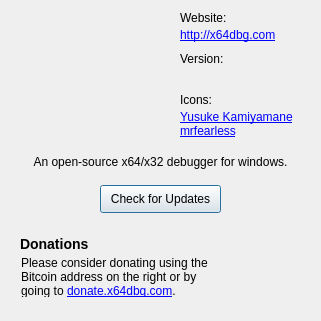
Before: the Qt Designer form src/gui/Src/Gui/AboutDialog.ui in x64dbg/x64dbg, drawn with Qt 5.
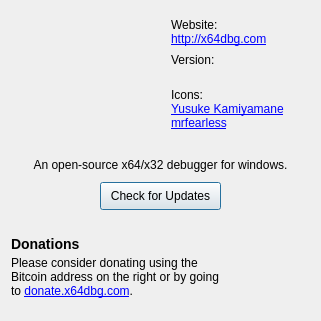
After: the same form once the commit is applied. Icons and pictures are not drawn.

Commit message: GUI: re-did the AboutDialog with layouts

```diff
--- a/src/gui/Src/Gui/AboutDialog.ui
+++ b/src/gui/Src/Gui/AboutDialog.ui
@@ -17,14 +17,35 @@
    <iconset resource="../../resource.qrc">
     <normaloff>:/icons/images/information.png</normaloff>:/icons/images/information.png</iconset>
   </property>
+  <layout class="QVBoxLayout" name="verticalLayout_7">
+   <item>
+    <layout class="QHBoxLayout" name="horizontalLayout">
+     <item>
+      <spacer name="horizontalSpacer_3">
+       <property name="orientation">
+        <enum>Qt::Horizontal</enum>
+       </property>
+       <property name="sizeHint" stdset="0">
+        <size>
+         <width>40</width>
+         <height>20</height>
+        </size>
+       </property>
+      </spacer>
+     </item>
+     <item>
   <widget class="QLabel" name="lblLogoImage">
-   <property name="geometry">
-    <rect>
-     <x>40</x>
-     <y>17</y>
+       <property name="minimumSize">
+        <size>
      <width>128</width>
      <height>128</height>
-    </rect>
+        </size>
+       </property>
+       <property name="maximumSize">
+        <size>
+         <width>128</width>
+         <height>128</height>
+        </size>
    </property>
    <property name="text">
     <string/>
@@ -35,46 +56,34 @@
    <property name="scaledContents">
     <bool>true</bool>
    </property>
-  </widget>
-  <widget class="QLabel" name="lblWebsite">
-   <property name="geometry">
-    <rect>
-     <x>180</x>
-     <y>27</y>
-     <width>101</width>
-     <height>16</height>
-    </rect>
-   </property>
-   <property name="cursor">
-    <cursorShape>PointingHandCursor</cursorShape>
-   </property>
-   <property name="styleSheet">
-    <string notr="true"/>
-   </property>
-   <property name="inputMethodHints">
-    <set>Qt::ImhUrlCharactersOnly</set>
-   </property>
-   <property name="text">
-    <string>&lt;a href=&quot;http://x64dbg.com&quot;&gt;http://x64dbg.com&lt;/a&gt;</string>
-   </property>
-   <property name="textFormat">
-    <enum>Qt::RichText</enum>
-   </property>
-   <property name="openExternalLinks">
-    <bool>true</bool>
-   </property>
-   <property name="textInteractionFlags">
-    <set>Qt::LinksAccessibleByMouse</set>
-   </property>
-  </widget>
+       <property name="alignment">
+        <set>Qt::AlignCenter</set>
+       </property>
+      </widget>
+     </item>
+     <item>
+      <layout class="QVBoxLayout" name="verticalLayout_4">
+       <property name="spacing">
+        <number>0</number>
+       </property>
+       <property name="topMargin">
+        <number>0</number>
+       </property>
+       <item>
+        <layout class="QVBoxLayout" name="verticalLayout">
+         <property name="spacing">
+          <number>0</number>
+         </property>
+         <property name="sizeConstraint">
+          <enum>QLayout::SetDefaultConstraint</enum>
+         </property>
+         <item>
   <widget class="QLabel" name="lblWebsiteTitle">
-   <property name="geometry">
-    <rect>
-     <x>180</x>
-     <y>10</y>
-     <width>101</width>
-     <height>16</height>
-    </rect>
+           <property name="sizePolicy">
+            <sizepolicy hsizetype="Preferred" vsizetype="Maximum">
+             <horstretch>0</horstretch>
+             <verstretch>0</verstretch>
+            </sizepolicy>
    </property>
    <property name="styleSheet">
     <string notr="true"/>
@@ -89,14 +98,52 @@
     <bool>true</bool>
    </property>
   </widget>
+         </item>
+         <item>
+          <widget class="QLabel" name="lblWebsite">
+           <property name="sizePolicy">
+            <sizepolicy hsizetype="Preferred" vsizetype="Maximum">
+             <horstretch>0</horstretch>
+             <verstretch>0</verstretch>
+            </sizepolicy>
+           </property>
+           <property name="cursor">
+            <cursorShape>PointingHandCursor</cursorShape>
+           </property>
+           <property name="styleSheet">
+            <string notr="true"/>
+           </property>
+           <property name="inputMethodHints">
+            <set>Qt::ImhUrlCharactersOnly</set>
+           </property>
+           <property name="text">
+            <string>&lt;a href=&quot;http://x64dbg.com&quot;&gt;http://x64dbg.com&lt;/a&gt;</string>
+           </property>
+           <property name="textFormat">
+            <enum>Qt::RichText</enum>
+           </property>
+           <property name="openExternalLinks">
+            <bool>true</bool>
+           </property>
+           <property name="textInteractionFlags">
+            <set>Qt::LinksAccessibleByMouse</set>
+           </property>
+          </widget>
+         </item>
+        </layout>
+       </item>
+       <item>
+        <layout class="QVBoxLayout" name="verticalLayout_2">
+         <property name="spacing">
+          <number>0</number>
+         </property>
+         <item>
   <widget class="QLabel" name="lblVersionTitle">
-   <property name="geometry">
-    <rect>
-     <x>180</x>
-     <y>51</y>
-     <width>101</width>
-     <height>16</height>
-    </rect>
+           <property name="sizePolicy">
+            <sizepolicy hsizetype="Preferred" vsizetype="Maximum">
+             <horstretch>0</horstretch>
+             <verstretch>0</verstretch>
+            </sizepolicy>
    </property>
    <property name="styleSheet">
     <string notr="true"/>
@@ -111,14 +158,14 @@
     <bool>true</bool>
    </property>
   </widget>
+         </item>
+         <item>
   <widget class="QLabel" name="lblVersion">
-   <property name="geometry">
-    <rect>
-     <x>180</x>
-     <y>68</y>
-     <width>141</width>
-     <height>16</height>
-    </rect>
+           <property name="sizePolicy">
+            <sizepolicy hsizetype="Preferred" vsizetype="Maximum">
+             <horstretch>0</horstretch>
+             <verstretch>0</verstretch>
+            </sizepolicy>
    </property>
    <property name="styleSheet">
     <string notr="true"/>
@@ -136,14 +183,114 @@
     <set>Qt::NoTextInteraction</set>
    </property>
   </widget>
+         </item>
+        </layout>
+       </item>
+       <item>
+        <layout class="QVBoxLayout" name="verticalLayout_3">
+         <property name="spacing">
+          <number>0</number>
+         </property>
+         <item>
+          <widget class="QLabel" name="lblIconsTitle">
+           <property name="sizePolicy">
+            <sizepolicy hsizetype="Preferred" vsizetype="Maximum">
+             <horstretch>0</horstretch>
+             <verstretch>0</verstretch>
+            </sizepolicy>
+           </property>
+           <property name="styleSheet">
+            <string notr="true"/>
+           </property>
+           <property name="inputMethodHints">
+            <set>Qt::ImhUrlCharactersOnly</set>
+           </property>
+           <property name="text">
+            <string>Icons:</string>
+           </property>
+           <property name="openExternalLinks">
+            <bool>true</bool>
+           </property>
+          </widget>
+         </item>
+         <item>
+          <widget class="QLabel" name="lblIcons">
+           <property name="sizePolicy">
+            <sizepolicy hsizetype="Preferred" vsizetype="Maximum">
+             <horstretch>0</horstretch>
+             <verstretch>0</verstretch>
+            </sizepolicy>
+           </property>
+           <property name="cursor">
+            <cursorShape>PointingHandCursor</cursorShape>
+           </property>
+           <property name="styleSheet">
+            <string notr="true"/>
+           </property>
+           <property name="inputMethodHints">
+            <set>Qt::ImhUrlCharactersOnly</set>
+           </property>
+           <property name="text">
+            <string>&lt;html&gt;&lt;head/&gt;&lt;body&gt;&lt;p&gt;&lt;a href=&quot;http://p.yusukekamiyamane.com&quot;&gt;&lt;span style=&quot; text-decoration: underline; color:#0000ff;&quot;&gt;Yusuke Kamiyamane&lt;/span&gt;&lt;/a&gt;&lt;br/&gt;&lt;a href=&quot;https://github.com/mrfearless&quot;&gt;&lt;span style=&quot; text-decoration: underline; color:#0000ff;&quot;&gt;mrfearless&lt;/span&gt;&lt;/a&gt;&lt;/p&gt;&lt;/body&gt;&lt;/html&gt;</string>
+           </property>
+           <property name="textFormat">
+            <enum>Qt::RichText</enum>
+           </property>
+           <property name="alignment">
+            <set>Qt::AlignLeading|Qt::AlignLeft|Qt::AlignTop</set>
+           </property>
+           <property name="openExternalLinks">
+            <bool>true</bool>
+           </property>
+           <property name="textInteractionFlags">
+            <set>Qt::LinksAccessibleByMouse</set>
+           </property>
+          </widget>
+         </item>
+        </layout>
+       </item>
+      </layout>
+     </item>
+     <item>
+      <spacer name="horizontalSpacer_4">
+       <property name="orientation">
+        <enum>Qt::Horizontal</enum>
+       </property>
+       <property name="sizeHint" stdset="0">
+        <size>
+         <width>40</width>
+         <height>20</height>
+        </size>
+       </property>
+      </spacer>
+     </item>
+    </layout>
+   </item>
+   <item>
+    <layout class="QVBoxLayout" name="verticalLayout_5">
+     <property name="spacing">
+      <number>10</number>
+     </property>
+     <item>
+      <spacer name="verticalSpacer">
+       <property name="orientation">
+        <enum>Qt::Vertical</enum>
+       </property>
+       <property name="sizeHint" stdset="0">
+        <size>
+         <width>20</width>
+         <height>40</height>
+        </size>
+       </property>
+      </spacer>
+     </item>
+     <item>
   <widget class="QLabel" name="lblAbout">
-   <property name="geometry">
-    <rect>
-     <x>0</x>
-     <y>152</y>
-     <width>321</width>
-     <height>20</height>
-    </rect>
+       <property name="sizePolicy">
+        <sizepolicy hsizetype="Preferred" vsizetype="Preferred">
+         <horstretch>0</horstretch>
+         <verstretch>0</verstretch>
+        </sizepolicy>
    </property>
    <property name="styleSheet">
     <string notr="true"/>
@@ -161,33 +308,119 @@
     <bool>true</bool>
    </property>
   </widget>
+     </item>
+     <item>
+      <layout class="QHBoxLayout" name="horizontalLayout_2">
+       <item>
+        <spacer name="horizontalSpacer">
+         <property name="orientation">
+          <enum>Qt::Horizontal</enum>
+         </property>
+         <property name="sizeHint" stdset="0">
+          <size>
+           <width>40</width>
+           <height>20</height>
+          </size>
+         </property>
+        </spacer>
+       </item>
+       <item>
   <widget class="QPushButton" name="btnCheckUpdates">
-   <property name="geometry">
-    <rect>
-     <x>100</x>
-     <y>185</y>
+         <property name="sizePolicy">
+          <sizepolicy hsizetype="Expanding" vsizetype="Preferred">
+           <horstretch>0</horstretch>
+           <verstretch>0</verstretch>
+          </sizepolicy>
+         </property>
+         <property name="minimumSize">
+          <size>
      <width>121</width>
      <height>28</height>
-    </rect>
-   </property>
-   <property name="sizePolicy">
-    <sizepolicy hsizetype="Expanding" vsizetype="Fixed">
-     <horstretch>0</horstretch>
-     <verstretch>0</verstretch>
-    </sizepolicy>
+          </size>
    </property>
    <property name="text">
     <string>Check for Updates</string>
    </property>
   </widget>
+       </item>
+       <item>
+        <spacer name="horizontalSpacer_2">
+         <property name="orientation">
+          <enum>Qt::Horizontal</enum>
+         </property>
+         <property name="sizeHint" stdset="0">
+          <size>
+           <width>40</width>
+           <height>20</height>
+          </size>
+         </property>
+        </spacer>
+       </item>
+      </layout>
+     </item>
+     <item>
+      <spacer name="verticalSpacer_2">
+       <property name="orientation">
+        <enum>Qt::Vertical</enum>
+       </property>
+       <property name="sizeHint" stdset="0">
+        <size>
+         <width>20</width>
+         <height>40</height>
+        </size>
+       </property>
+      </spacer>
+     </item>
+    </layout>
+   </item>
+   <item>
+    <layout class="QHBoxLayout" name="horizontalLayout_3">
+     <property name="spacing">
+      <number>0</number>
+     </property>
+     <item>
+      <layout class="QVBoxLayout" name="verticalLayout_6">
+       <property name="spacing">
+        <number>0</number>
+       </property>
+       <property name="sizeConstraint">
+        <enum>QLayout::SetMaximumSize</enum>
+       </property>
+       <property name="topMargin">
+        <number>7</number>
+       </property>
+       <property name="bottomMargin">
+        <number>7</number>
+       </property>
+       <item>
+        <widget class="QLabel" name="lblDonationTitle">
+         <property name="sizePolicy">
+          <sizepolicy hsizetype="Preferred" vsizetype="Maximum">
+           <horstretch>0</horstretch>
+           <verstretch>0</verstretch>
+          </sizepolicy>
+         </property>
+         <property name="styleSheet">
+          <string notr="true"/>
+         </property>
+         <property name="inputMethodHints">
+          <set>Qt::ImhUrlCharactersOnly</set>
+         </property>
+         <property name="text">
+          <string>&lt;h3&gt;Donations&lt;/h3&gt;</string>
+         </property>
+         <property name="openExternalLinks">
+          <bool>true</bool>
+         </property>
+        </widget>
+       </item>
+       <item>
   <widget class="QLabel" name="lblDonation">
-   <property name="geometry">
-    <rect>
-     <x>21</x>
-     <y>256</y>
-     <width>201</width>
-     <height>41</height>
-    </rect>
+         <property name="sizePolicy">
+          <sizepolicy hsizetype="Preferred" vsizetype="Maximum">
+           <horstretch>0</horstretch>
+           <verstretch>0</verstretch>
+          </sizepolicy>
    </property>
    <property name="styleSheet">
     <string notr="true"/>
@@ -211,36 +444,28 @@
     <set>Qt::LinksAccessibleByMouse</set>
    </property>
   </widget>
-  <widget class="QLabel" name="lblDonationTitle">
-   <property name="geometry">
-    <rect>
-     <x>20</x>
-     <y>236</y>
-     <width>201</width>
-     <height>16</height>
-    </rect>
-   </property>
-   <property name="styleSheet">
-    <string notr="true"/>
-   </property>
-   <property name="inputMethodHints">
-    <set>Qt::ImhUrlCharactersOnly</set>
-   </property>
-   <property name="text">
-    <string>&lt;h3&gt;Donations&lt;/h3&gt;</string>
-   </property>
-   <property name="openExternalLinks">
-    <bool>true</bool>
-   </property>
-  </widget>
+       </item>
+      </layout>
+     </item>
+     <item>
   <widget class="QLabel" name="lblQrImage">
-   <property name="geometry">
-    <rect>
-     <x>230</x>
-     <y>230</y>
+       <property name="sizePolicy">
+        <sizepolicy hsizetype="Preferred" vsizetype="Preferred">
+         <horstretch>0</horstretch>
+         <verstretch>0</verstretch>
+        </sizepolicy>
+       </property>
+       <property name="minimumSize">
+        <size>
      <width>81</width>
      <height>81</height>
-    </rect>
+        </size>
+       </property>
+       <property name="maximumSize">
+        <size>
+         <width>81</width>
+         <height>81</height>
+        </size>
    </property>
    <property name="cursor">
     <cursorShape>PointingHandCursor</cursorShape>
@@ -261,62 +486,23 @@
     <bool>false</bool>
    </property>
   </widget>
-  <widget class="QLabel" name="lblIconsTitle">
-   <property name="geometry">
-    <rect>
-     <x>180</x>
-     <y>92</y>
-     <width>101</width>
-     <height>16</height>
-    </rect>
-   </property>
-   <property name="styleSheet">
-    <string notr="true"/>
-   </property>
-   <property name="inputMethodHints">
-    <set>Qt::ImhUrlCharactersOnly</set>
-   </property>
-   <property name="text">
-    <string>Icons:</string>
-   </property>
-   <property name="openExternalLinks">
-    <bool>true</bool>
-   </property>
-  </widget>
-  <widget class="QLabel" name="lblIcons">
-   <property name="geometry">
-    <rect>
-     <x>180</x>
-     <y>110</y>
-     <width>141</width>
-     <height>31</height>
-    </rect>
-   </property>
-   <property name="cursor">
-    <cursorShape>PointingHandCursor</cursorShape>
-   </property>
-   <property name="styleSheet">
-    <string notr="true"/>
-   </property>
-   <property name="inputMethodHints">
-    <set>Qt::ImhUrlCharactersOnly</set>
-   </property>
-   <property name="text">
-    <string>&lt;html&gt;&lt;head/&gt;&lt;body&gt;&lt;p&gt;&lt;a href=&quot;http://p.yusukekamiyamane.com&quot;&gt;&lt;span style=&quot; text-decoration: underline; color:#0000ff;&quot;&gt;Yusuke Kamiyamane&lt;/span&gt;&lt;/a&gt;&lt;br/&gt;&lt;a href=&quot;https://github.com/mrfearless&quot;&gt;&lt;span style=&quot; text-decoration: underline; color:#0000ff;&quot;&gt;mrfearless&lt;/span&gt;&lt;/a&gt;&lt;/p&gt;&lt;/body&gt;&lt;/html&gt;</string>
-   </property>
-   <property name="textFormat">
-    <enum>Qt::RichText</enum>
-   </property>
-   <property name="alignment">
-    <set>Qt::AlignLeading|Qt::AlignLeft|Qt::AlignTop</set>
-   </property>
-   <property name="openExternalLinks">
-    <bool>true</bool>
-   </property>
-   <property name="textInteractionFlags">
-    <set>Qt::LinksAccessibleByMouse</set>
-   </property>
-  </widget>
+     </item>
+    </layout>
+   </item>
+   <item>
+    <spacer name="verticalSpacer_3">
+     <property name="orientation">
+      <enum>Qt::Vertical</enum>
+     </property>
+     <property name="sizeHint" stdset="0">
+      <size>
+       <width>20</width>
+       <height>40</height>
+      </size>
+     </property>
+    </spacer>
+   </item>
+  </layout>
  </widget>
  <resources>
   <include location="../../resource.qrc"/>
```
Left out of the diff: 2 changed lines with no effect on the pictures. Lines whose indentation alone changed are shown as unchanged. The commit also changes 4 other files.
